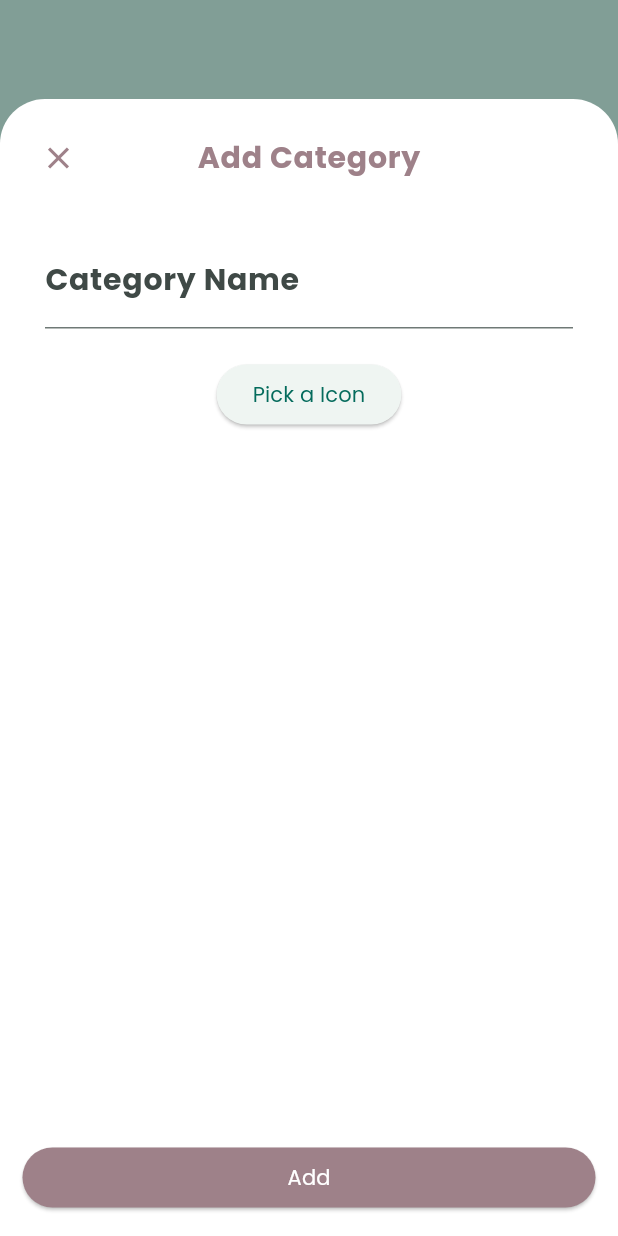
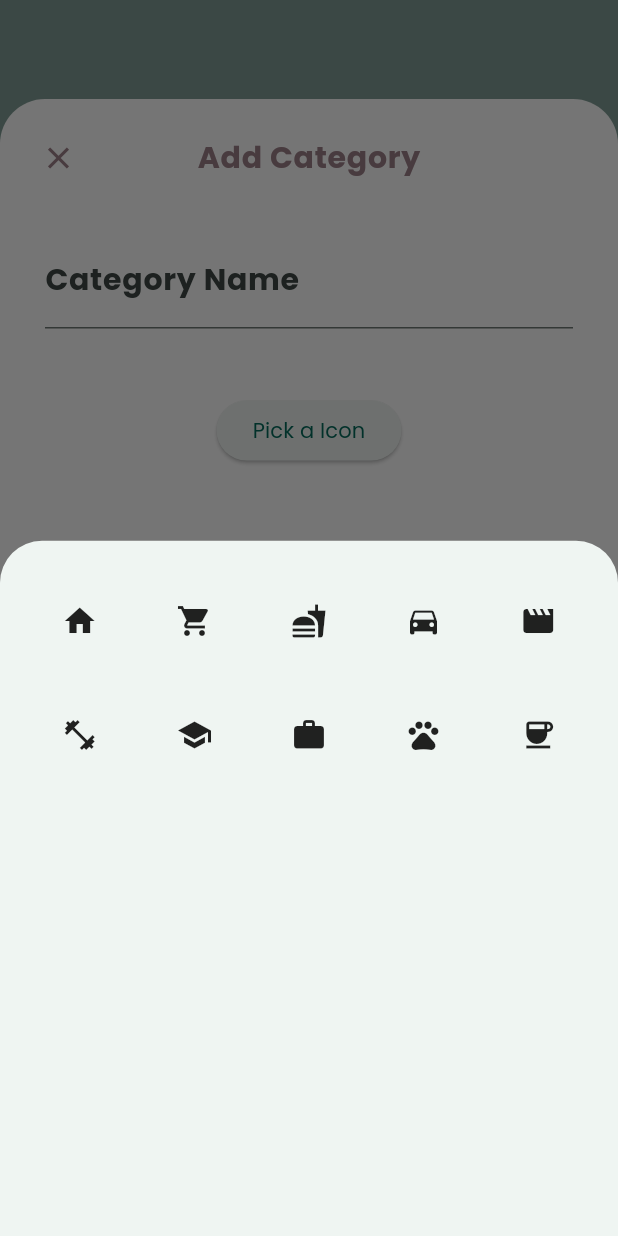
Before and after one commit to ShijasMkt/spendly, a Flutter app: the AddCategory screen opened directly, after a tap on "Pick a Icon", on a phone screen of 412 x 824 dp. Run offline on Flutter 3.47's test engine with Material 3 defaults, Android fonts, the phone set to English and light mode, and no system bars; our stand-ins replace flutter_riverpod, flutter_secure_storage, hive_flutter; accounts and stored records are empty.

Commit message:
Made add category page and a custom icon picker

```diff
--- a/lib/featues/expense_tracker/data/models/category_model.dart
+++ b/lib/featues/expense_tracker/data/models/category_model.dart
@@ -11,7 +11,7 @@ class Category extends HiveObject{
   String name;
 
   @HiveField(2)
-  Icon icon;
+  IconData icon;
 
   Category({
     required this.id,
--- a/lib/featues/expense_tracker/presentation/screens/add_category.dart
+++ b/lib/featues/expense_tracker/presentation/screens/add_category.dart
@@ -1,9 +1,6 @@
-import 'dart:developer';
-
 import 'package:flutter/material.dart';
-import 'package:flutter_iconpicker/Models/configuration.dart';
-import 'package:flutter_iconpicker/flutter_iconpicker.dart';
 import 'package:spendly/core/constants/app_buttons.dart';
+import 'package:spendly/featues/expense_tracker/presentation/widgets/custom_icon_picker.dart';
 import 'package:spendly/featues/expense_tracker/presentation/widgets/my_topbar.dart';
 
 class AddCategory extends StatefulWidget {
@@ -14,22 +11,18 @@ class AddCategory extends StatefulWidget {
 }
 
 class _AddCategoryState extends State<AddCategory> {
-  Icon? _icon;
+  IconData? selectedIcon;
+  Future<void> _pickIcon() async {
+    selectedIcon=await showModalBottomSheet(context: context, builder: (context) {
+      return CustomIconPicker(onIconSelected: (icon){
+        Navigator.pop(context,icon);
+        setState(() {
+          selectedIcon=icon;
+        });
+      });
 
-  Future<void> _pickIcon() async {
-    IconPickerIcon? icon = await  showIconPicker(
-      context,
-      configuration: SinglePickerConfiguration(
-        iconPackModes: [IconPack.allMaterial],
-      ),
+    },);
 
-    );
-
-    // setState(() {
-
-    //   _icon = Icon(icon!.data);
-    //   log(icon.name);
-    // });
   }
 
   @override
@@ -65,7 +58,7 @@ class _AddCategoryState extends State<AddCategory> {
                                 label: Text("Category Name"),
                               ),
                             ),
-
+                            Icon(selectedIcon),
                             SizedBox(height: 20),
                             ElevatedButton(
                               onPressed: _pickIcon,
--- /dev/null
+++ b/lib/featues/expense_tracker/presentation/widgets/custom_icon_picker.dart
@@ -0,0 +1,35 @@
+import 'package:flutter/material.dart';
+
+class CustomIconPicker extends StatelessWidget {
+  final Function(IconData) onIconSelected;
+  const CustomIconPicker({super.key, required this.onIconSelected});
+
+  @override
+  Widget build(BuildContext context) {
+    final List<IconData> availableIcons = [
+      Icons.home,
+      Icons.shopping_cart,
+      Icons.fastfood,
+      Icons.directions_car,
+      Icons.movie,
+      Icons.fitness_center,
+      Icons.school,
+      Icons.work,
+      Icons.pets,
+      Icons.coffee,
+    ];
+    return GridView.builder(
+      padding: EdgeInsets.all(15),
+      gridDelegate: SliverGridDelegateWithFixedCrossAxisCount(
+        crossAxisCount: 5,
+      ),
+      itemCount: availableIcons.length,
+      itemBuilder: (context, index) {
+        return GestureDetector(
+          onTap: () => onIconSelected(availableIcons[index]),
+          child: Icon(availableIcons[index]),
+        );
+      },
+    );
+  }
+}
--- a/pubspec.yaml
+++ b/pubspec.yaml
@@ -38,7 +38,6 @@ dependencies:
   hive_flutter: ^1.1.0
   flutter_riverpod: ^2.5.1
   flutter_secure_storage: ^9.2.4
-  flutter_iconpicker: ^3.2.4
 
 dev_dependencies:
   flutter_test:
```
Also changed, not shown: lib/featues/expense_tracker/data/models/category_model.g.dart, pubspec.lock.
